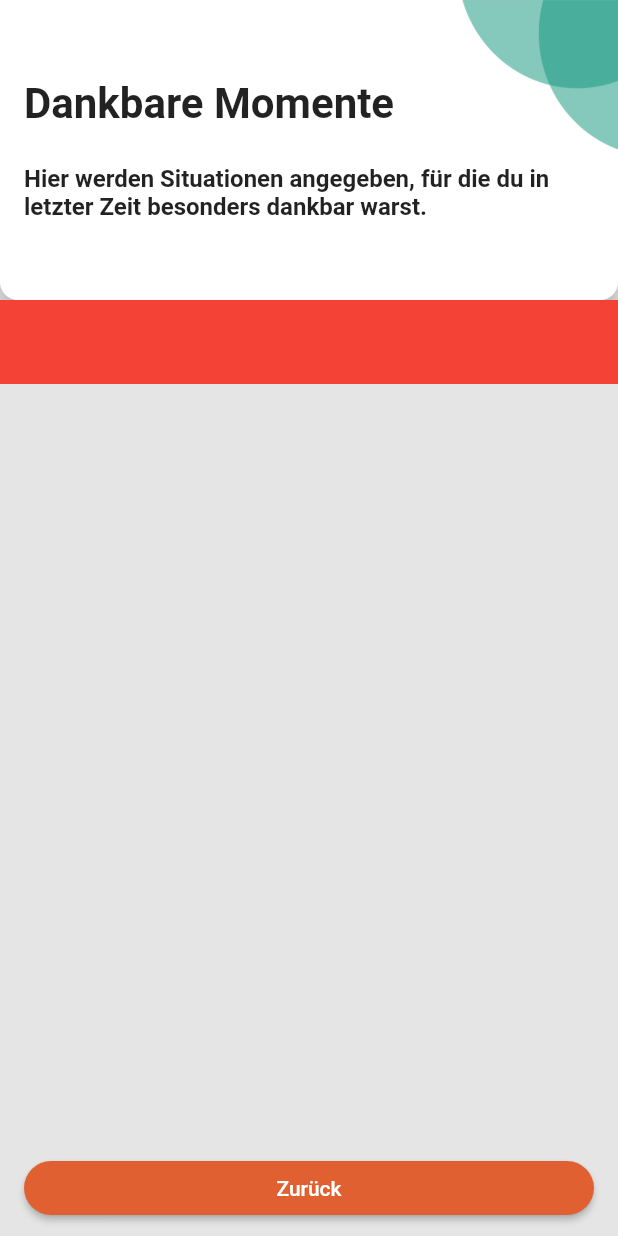
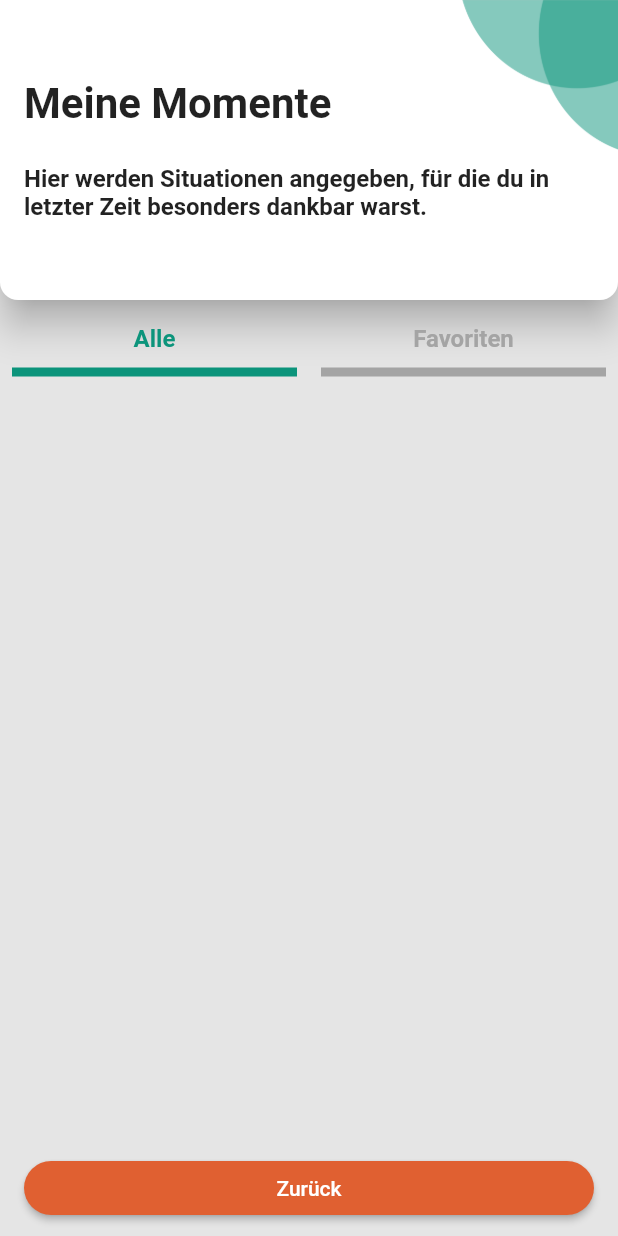
Before and after one commit to fluttervieh/bachelor_thesis_mintag2.0, a Flutter app: the ThankfulMomentsView screen opened directly with empty values, on a phone screen of 412 x 824 dp. Run offline on Flutter 3.47's test engine with Material 2 defaults, Android fonts, the phone set to English and light mode, and no system bars; our stand-ins replace firebase_auth, firebase_core, firebase_database, flutter_calendar_carousel, flutter_secure_storage, google_sign_in and 1 more; accounts and stored records are empty.

Commit message:
hard-coded ui for mymoments

```diff
--- a/lib/ThankfulMomentsView/ThankfulMomentsView.dart
+++ b/lib/ThankfulMomentsView/ThankfulMomentsView.dart
@@ -61,14 +61,64 @@ class _ThankfulMomentsViewState extends State<ThankfulMomentsView> {
       body: SafeArea(
         child: Column(
           children:   [
-            const HeaderContainer(header: "Dankbare Momente", subHeader: "Hier werden Situationen angegeben, für die du in letzter Zeit besonders dankbar warst."),
+            const HeaderContainer(header: "Meine Momente", subHeader: "Hier werden Situationen angegeben, für die du in letzter Zeit besonders dankbar warst."),
             Expanded(
               child: Column(
               children:[
                 Expanded(
                   flex: 1,
-                  child: Container(
-                    color: Colors.red, //this gonna be the slider for the good/bad selection
+                  child: Row(
+                    children: [
+                      Expanded(
+                        flex: 1,
+                        child: Column(
+                          mainAxisAlignment: MainAxisAlignment.end,
+                          mainAxisSize: MainAxisSize.max,
+                          children:  [
+                            const Padding(
+                              padding:  EdgeInsets.only(top: 16.0),
+                              child: Text("Alle", style: TextStyle(fontSize: 16, color: Themes.primaryColor, fontWeight: FontWeight.bold),),
+                            ),
+                              Expanded(
+                                flex: 1,
+                                child: Column(
+                                  mainAxisAlignment: MainAxisAlignment.end,
+                                  children: const [
+                                    Padding(
+                                      padding: EdgeInsets.symmetric(horizontal:8.0),
+                                      child: Divider(thickness: 6, color: Themes.primaryColor, ),
+                                    )
+                                  ],
+                                ),
+                              )
+                          ]
+                        ),
+                      ),
+                        Expanded(
+                        flex: 1,
+                        child: Column(
+                          mainAxisAlignment: MainAxisAlignment.end,
+                          mainAxisSize: MainAxisSize.max,
+                          children:  [
+                            const Padding(
+                              padding:  EdgeInsets.only(top: 16.0),
+                              child: Text("Favoriten", style: TextStyle(fontSize: 16, color: Color(0xffa4a4a4), fontWeight: FontWeight.bold),),
+                            ),
+                              Expanded(
+                                flex: 1,
+                                child: Column(
+                                  mainAxisAlignment: MainAxisAlignment.end,
+                                  children: const [
+                                    Padding(
+                                      padding: EdgeInsets.symmetric(horizontal:8.0),
+                                      child: Divider(thickness: 6, color: Color(0xffa4a4a4), ),
+                                    )
+                                  ],
+                                ),
+                              )
+                          ]
+                        ),
+                        )],
                   )
                 ),
                 Expanded(
```
